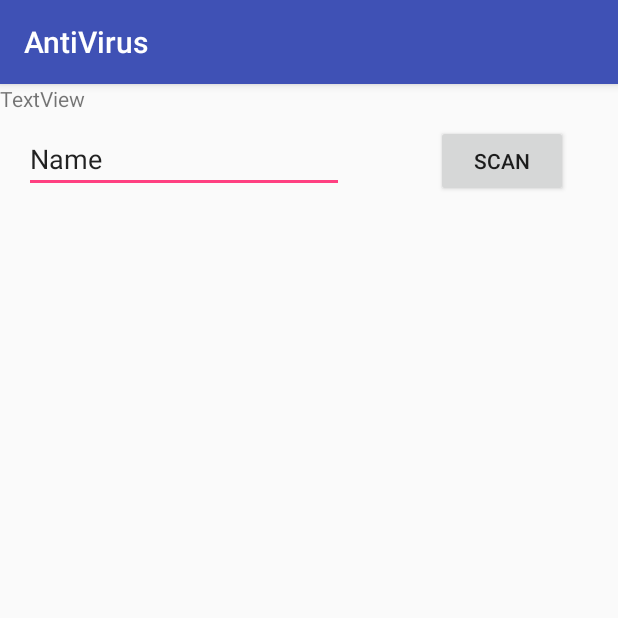
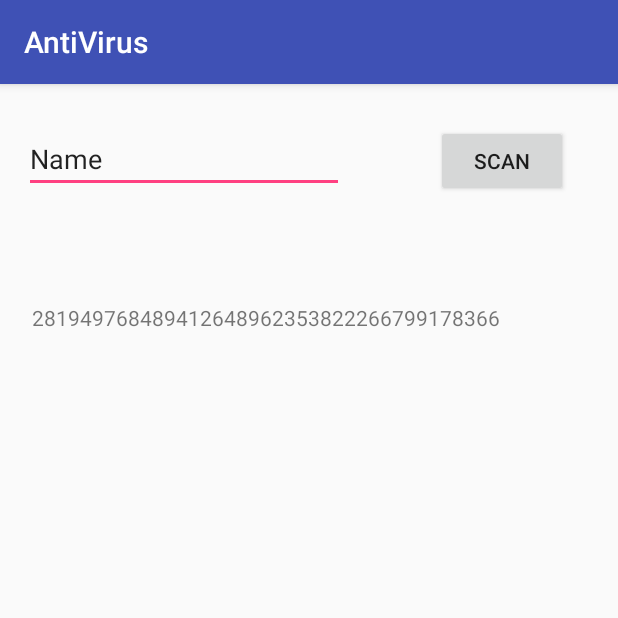
Before and after one commit to arkniazi/AntiVirus, an Android app: the screen it shows after launch (MainActivity), after a tap on "SCAN", on a phone screen of 412 x 824 dp, the top half of it. Run offline under Robolectric (Android 15) with nearby library versions, the phone set to English and light mode, and no system bars.

Commit message:
second pudh

```diff
--- a/app/src/main/java/com/example/capk/antivirus/FileRead.java
+++ b/app/src/main/java/com/example/capk/antivirus/FileRead.java
@@ -3,11 +3,8 @@ package com.example.capk.antivirus;
 import android.content.Context;
 import android.os.AsyncTask;
 
-import java.io.BufferedInputStream;
-import java.io.BufferedOutputStream;
 import java.io.BufferedReader;
 import java.io.File;
-import java.io.FileNotFoundException;
 import java.io.InputStream;
 import java.io.InputStreamReader;
 
@@ -17,13 +14,12 @@ import java.io.InputStreamReader;
 
 public class FileRead extends AsyncTask <Context,Void,String>{
 
-
     @Override
     protected String doInBackground(Context... contexts) {
         String res = "";
         try{
             File file = contexts[0].getFilesDir();
-            InputStream inputStream = contexts[0].openFileInput("test");
+            InputStream inputStream = contexts[0].openFileInput("I:\\hello1.txt");
             if (inputStream!=null){
                 InputStreamReader inputStreamReader = new InputStreamReader(inputStream);
                 BufferedReader bufferedReader = new BufferedReader(inputStreamReader);
@@ -42,4 +38,9 @@ public class FileRead extends AsyncTask <Context,Void,String>{
         }
         return res;
     }
+
+    @Override
+    protected void onPostExecute(String s) {
+        super.onPostExecute(s);
+    }
 }
--- /dev/null
+++ b/app/src/main/java/com/example/capk/antivirus/MD5.java
@@ -0,0 +1,32 @@
+package com.example.capk.antivirus;
+
+import java.math.BigInteger;
+import java.security.MessageDigest;
+import java.security.NoSuchAlgorithmException;
+
+/**
+ * Created by cracker on 11/22/2017.
+ */
+
+public class MD5 {
+
+    public String getMD5 (String input) {
+
+        String hashtext = null;
+        try {
+            MessageDigest messageDigest = MessageDigest.getInstance("MD5");
+            byte[] strByte = messageDigest.digest(input.getBytes());
+            BigInteger number = new BigInteger(1, strByte);
+            hashtext = number.toString();
+            while (hashtext.length() < 32) {
+                hashtext = "0" + hashtext;
+
+            }
+
+        } catch (NoSuchAlgorithmException e) {
+            e.printStackTrace();
+        }
+
+        return hashtext;
+    }
+}
--- a/app/src/main/java/com/example/capk/antivirus/MainActivity.java
+++ b/app/src/main/java/com/example/capk/antivirus/MainActivity.java
@@ -4,22 +4,41 @@ import android.support.v7.app.AppCompatActivity;
 import android.os.Bundle;
 import android.view.View;
 import android.widget.Button;
+import android.widget.TextView;
+
+import java.util.concurrent.ExecutionException;
 
 public class MainActivity extends AppCompatActivity {
+    String input;
 
     @Override
     protected void onCreate(Bundle savedInstanceState) {
         super.onCreate(savedInstanceState);
         setContentView(R.layout.activity_main);
+        final TextView textView = (TextView) findViewById(R.id.textView);
+        Button button = (Button) findViewById(R.id.button);
 
-        Button button = (Button) findViewById(R.id.button);
         button.setOnClickListener(new View.OnClickListener() {
             @Override
             public void onClick(View view) {
-
+                try {
+                    input = new FileRead().execute(getApplicationContext()).get();
+                    MD5 md5 = new MD5();
+                    textView.setText(md5.getMD5(input));
+                } catch (InterruptedException e) {
+                    e.printStackTrace();
+                } catch (ExecutionException e) {
+                    e.printStackTrace();
+                }
             }
         });
     }
 
+    public String getInput() {
+        return input;
+    }
 
+    public void setInput(String input) {
+        this.input = input;
+    }
 }
--- a/app/src/main/res/layout/activity_main.xml
+++ b/app/src/main/res/layout/activity_main.xml
@@ -34,9 +34,14 @@
 
     <TextView
         android:id="@+id/textView"
-        android:layout_width="290dp"
-        android:layout_height="45dp"
+        android:layout_width="368dp"
+        android:layout_height="53dp"
+        android:layout_marginLeft="21dp"
+        android:layout_marginStart="21dp"
+        android:layout_marginTop="146dp"
         android:text="TextView"
-        tools:layout_editor_absoluteX="21dp"
-        tools:layout_editor_absoluteY="139dp" />
+        app:layout_constraintLeft_toLeftOf="parent"
+        app:layout_constraintTop_toTopOf="parent"
+        tools:layout_constraintLeft_creator="1"
+        tools:layout_constraintTop_creator="1" />
 </android.support.constraint.ConstraintLayout>
```
